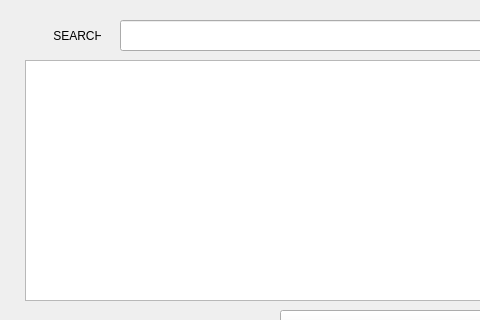
Above: TravelUI/travelwindow.ui from imarobot00/CPPProject before the change; both pictures show x 0 to 480 and y 0 to 320 of the 831 by 747 pixel window. Below: the same form after it.
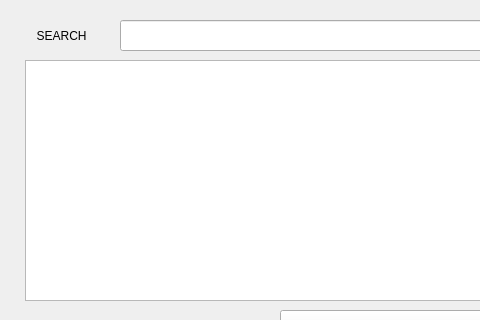
That is the form after the change.

The edit to the form file:
```diff
--- a/TravelUI/travelwindow.ui
+++ b/TravelUI/travelwindow.ui
@@ -63,14 +63,14 @@
    <widget class="QLabel" name="label_2">
     <property name="geometry">
      <rect>
-      <x>30</x>
+      <x>20</x>
       <y>20</y>
-      <width>71</width>
+      <width>91</width>
       <height>31</height>
      </rect>
     </property>
     <property name="text">
-     <string>       SEARCH</string>
+     <string>     SEARCH</string>
     </property>
    </widget>
    <widget class="QLabel" name="label_3">
```
